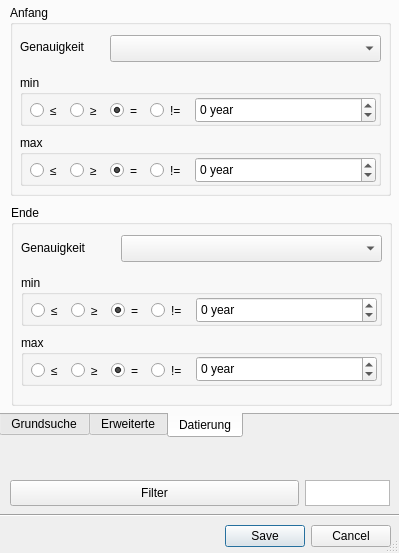
The window that limes/Limes_dialog_base.ui (MichalDycka/limes) describes before a commit, drawn with Qt 5.
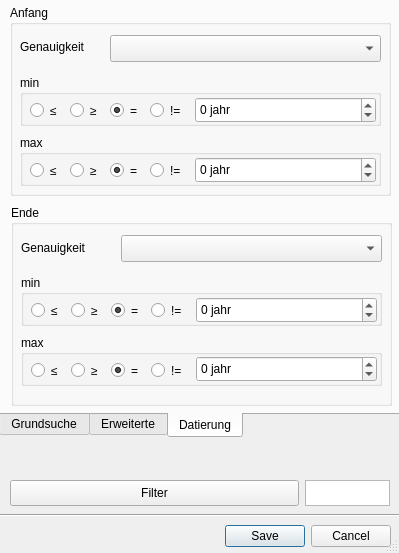
The same window after the commit. The open tabs and pages were chosen to show the change. Icons and pictures are not drawn. Custom widgets are drawn as their Qt base class.

Commit message: Rename "year" into "jahr"

```diff
--- a/limes/Limes_dialog_base.ui
+++ b/limes/Limes_dialog_base.ui
@@ -636,7 +636,7 @@
         <string>Earliest date of construction</string>
        </property>
        <property name="suffix">
-        <string> year</string>
+        <string> jahr</string>
        </property>
        <property name="prefix">
         <string/>
@@ -1524,7 +1524,7 @@
         <string>Latest date of construction</string>
        </property>
        <property name="suffix">
-        <string> year</string>
+        <string> jahr</string>
        </property>
        <property name="minimum">
         <number>-999999999</number>
@@ -1754,7 +1754,7 @@
         </rect>
        </property>
        <property name="suffix">
-        <string> year</string>
+        <string> jahr</string>
        </property>
        <property name="minimum">
         <number>-999999999</number>
@@ -1789,7 +1789,7 @@
         </rect>
        </property>
        <property name="suffix">
-        <string> year</string>
+        <string> jahr</string>
        </property>
        <property name="prefix">
         <string/>
```
Left out of the diff: 2 changed lines with no effect on the pictures.
